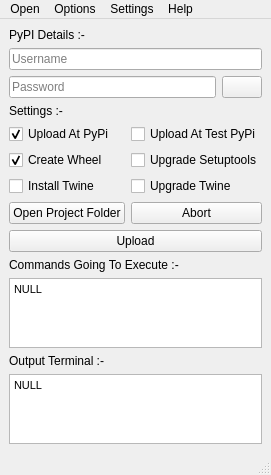
Above: up_to_pypi/assets/main.ui from clitic/up-to-pypi before the change. Below: the same form after it.
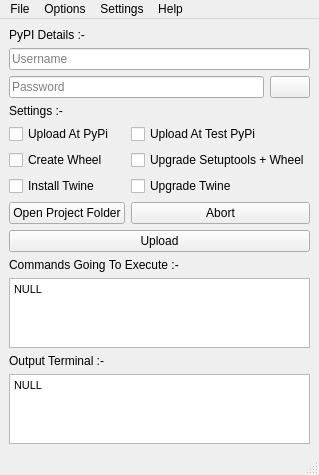
That is the form after the change. Icons and pictures are not drawn.

Patch:
```diff
--- a/up_to_pypi/assets/main.ui
+++ b/up_to_pypi/assets/main.ui
@@ -6,7 +6,7 @@
    <rect>
     <x>0</x>
     <y>0</y>
-    <width>248</width>
+    <width>292</width>
     <height>469</height>
    </rect>
   </property>
@@ -43,7 +43,7 @@
          <string>Upgrade setuptools to latest version</string>
         </property>
         <property name="text">
-         <string>Upgrade Setuptools</string>
+         <string>Upgrade Setuptools + Wheel</string>
         </property>
         <property name="checked">
          <bool>false</bool>
@@ -59,7 +59,7 @@
          <string>Upload At PyPi</string>
         </property>
         <property name="checked">
-         <bool>true</bool>
+         <bool>false</bool>
         </property>
        </widget>
       </item>
@@ -78,7 +78,7 @@
          <string>Create Wheel</string>
         </property>
         <property name="checked">
-         <bool>true</bool>
+         <bool>false</bool>
         </property>
         <property name="tristate">
          <bool>false</bool>
@@ -229,13 +229,13 @@
     <rect>
      <x>0</x>
      <y>0</y>
-     <width>248</width>
+     <width>292</width>
      <height>21</height>
     </rect>
    </property>
-   <widget class="QMenu" name="menuOpen">
+   <widget class="QMenu" name="menuFile">
     <property name="title">
-     <string>Open</string>
+     <string>File</string>
     </property>
     <addaction name="actionOpen_Project_Folder"/>
    </widget>
@@ -268,7 +268,7 @@
     </property>
     <addaction name="actionClear_Text_Fields"/>
    </widget>
-   <addaction name="menuOpen"/>
+   <addaction name="menuFile"/>
    <addaction name="menuOptions"/>
    <addaction name="menuSettings"/>
    <addaction name="menuHelp"/>
```
Left out of the diff: 49 changed lines with no effect on the pictures.
